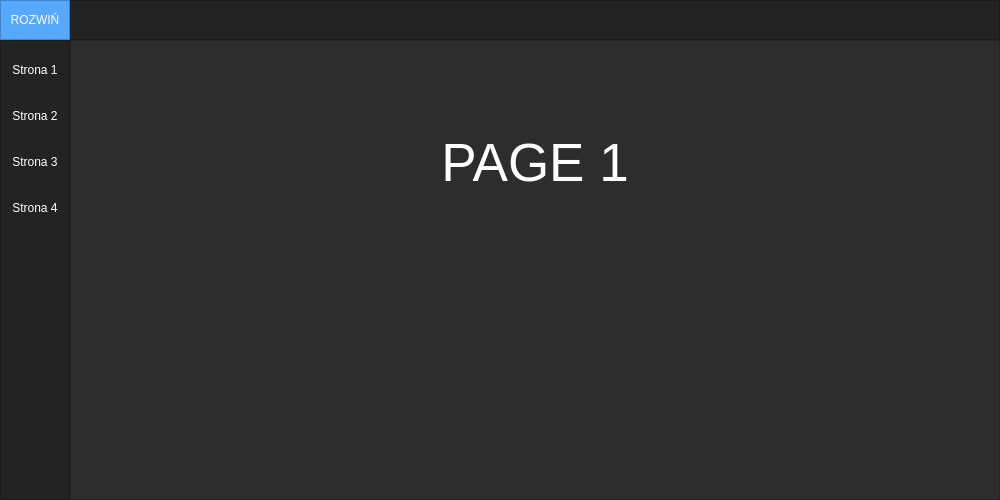
This is RozpoznawanieRasPsow/Code/UI_Functionality/ui_main.ui in CptTemplar1/Rozpoznawanie_obrazow as Qt 5 draws it before an edit. The edited form follows.
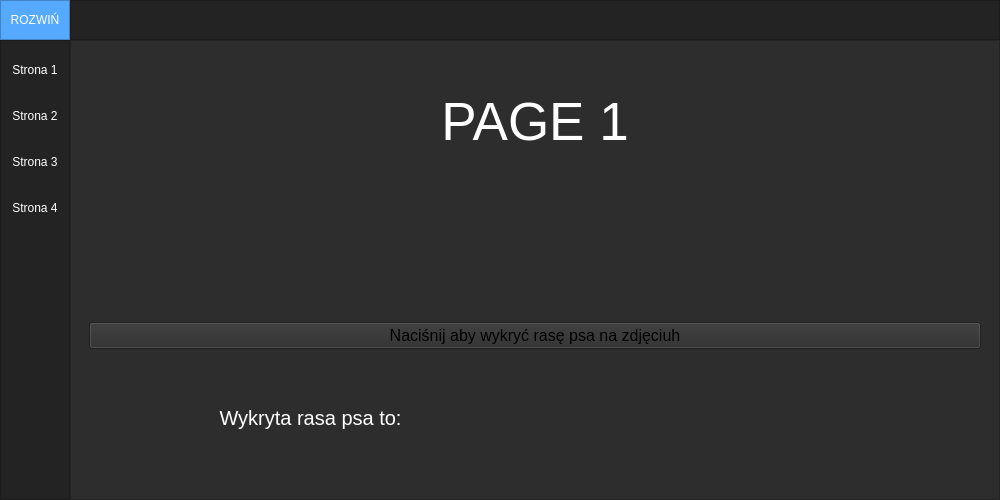
This is the edited form. Icons and pictures are not drawn.

Commit message: Dodano interfejs od wgrywania zdjęć

The edit to the form file:
```diff
--- a/RozpoznawanieRasPsow/Code/UI_Functionality/ui_main.ui
+++ b/RozpoznawanieRasPsow/Code/UI_Functionality/ui_main.ui
@@ -338,8 +338,26 @@
              <number>0</number>
             </property>
             <widget class="QWidget" name="page_1">
-             <layout class="QVBoxLayout" name="verticalLayout_7">
-              <item>
+             <layout class="QGridLayout" name="gridLayout">
+              <item row="3" column="0">
+               <widget class="QLabel" name="label_6">
+                <property name="font">
+                 <font>
+                  <pointsize>15</pointsize>
+                 </font>
+                </property>
+                <property name="styleSheet">
+                 <string notr="true">color: #FFF;</string>
+                </property>
+                <property name="text">
+                 <string>Wykryta rasa psa to:</string>
+                </property>
+                <property name="alignment">
+                 <set>Qt::AlignCenter</set>
+                </property>
+               </widget>
+              </item>
+              <item row="0" column="0" colspan="2">
                <widget class="QLabel" name="label_1">
                 <property name="font">
                  <font>
@@ -357,7 +375,7 @@
                 </property>
                </widget>
               </item>
-              <item>
+              <item row="1" column="0" colspan="2">
                <widget class="QLabel" name="PictureLabel">
                 <property name="font">
                  <font>
@@ -387,6 +405,36 @@
                 </property>
                </widget>
               </item>
+              <item row="3" column="1">
+               <widget class="QLabel" name="detectedBreedLabel1">
+                <property name="font">
+                 <font>
+                  <pointsize>15</pointsize>
+                 </font>
+                </property>
+                <property name="styleSheet">
+                 <string notr="true">color: #FFF;</string>
+                </property>
+                <property name="text">
+                 <string/>
+                </property>
+                <property name="alignment">
+                 <set>Qt::AlignCenter</set>
+                </property>
+               </widget>
+              </item>
+              <item row="2" column="0" colspan="2">
+               <widget class="QPushButton" name="detectBreedButton1">
+                <property name="font">
+                 <font>
+                  <pointsize>12</pointsize>
+                 </font>
+                </property>
+                <property name="text">
+                 <string>Naciśnij aby wykryć rasę psa na zdjęciuh</string>
+                </property>
+               </widget>
+              </item>
              </layout>
             </widget>
             <widget class="QWidget" name="page_2">
```
The commit also changes 2 other files.
